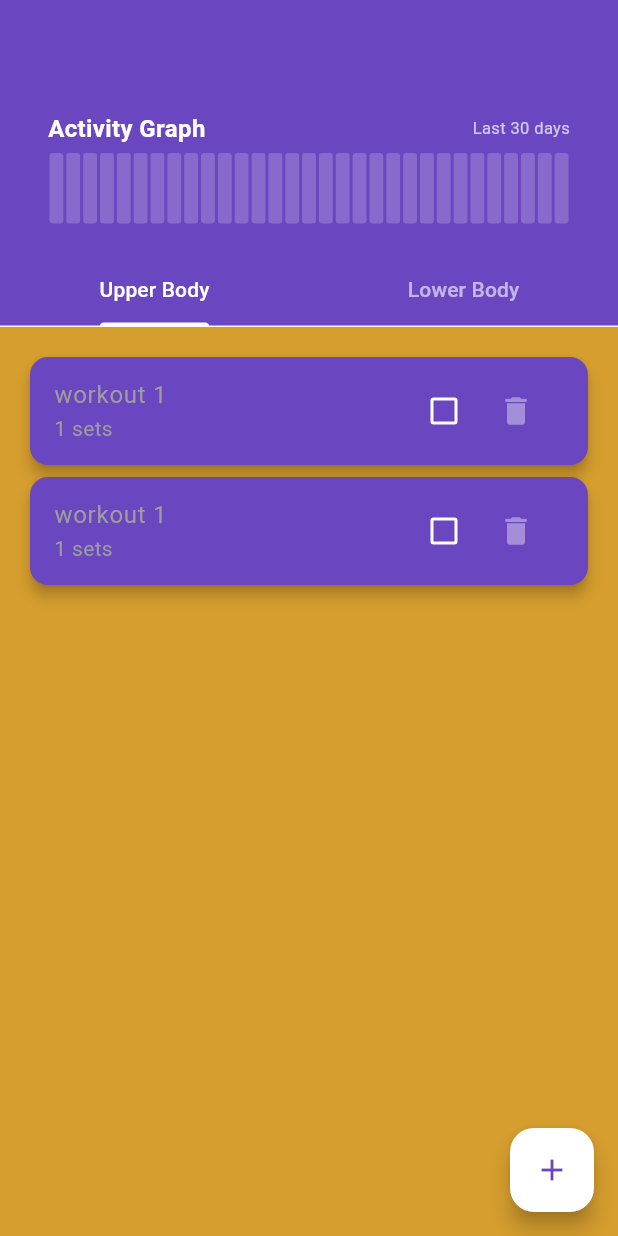
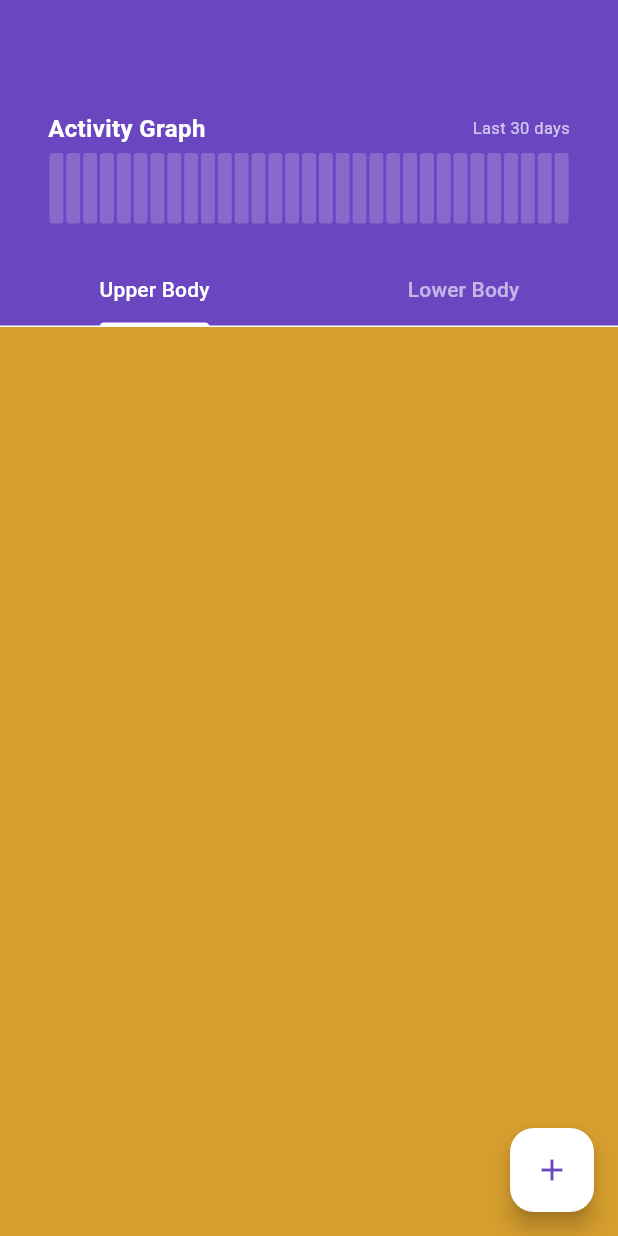
Before and after one commit to do5-5anto5/fitcker, a Flutter app: the WorkoutListScreen screen opened directly, on a phone screen of 412 x 824 dp. Run offline on Flutter 3.47's test engine with Material 3 defaults, Android fonts, the light colour scheme and no system bars; our stand-ins replace flutter_hooks, flutter_riverpod, freezed_annotation, hooks_riverpod, introduction_screen, riverpod_annotation and 1 more; accounts and stored records are empty; generated files the repository leaves out were written again.

Commit message:
feat: consuming state at WorkoutList widget - convert it to a Consumer watching workoutNotifierProvider - list the workouts - give feedback for empty list - allow the wiget to trigger toggleWorkoutStatus() and removeWorkout()

```diff
--- a/lib/screens/workout_list_screen.dart
+++ b/lib/screens/workout_list_screen.dart
@@ -1,4 +1,6 @@
+import 'package:fitcker/providers/workout/workout_provider.dart';
 import 'package:flutter/material.dart';
+import 'package:flutter_riverpod/flutter_riverpod.dart';
 import '../enums/workout_type.dart';
 import '../widgets/workout_calendar_graph.dart';
 import '../widgets/workout_form_dialog.dart';
@@ -7,9 +9,7 @@ class WorkoutListScreen extends StatelessWidget {
   const WorkoutListScreen({super.key});
 
   @override
-  Widget build(
-    BuildContext context,
-  ) {
+  Widget build(BuildContext context) {
     return DefaultTabController(
       length: 2,
       child: Scaffold(
@@ -57,37 +57,61 @@ class WorkoutListScreen extends StatelessWidget {
   }
 }
 
-class _WorkoutList extends StatelessWidget {
+class _WorkoutList extends ConsumerWidget {
   final WorkoutType type;
 
   const _WorkoutList({required this.type});
 
   @override
-  Widget build(BuildContext context) {
+  Widget build(BuildContext context, ref) {
+    final unfilteredWorkouts = ref.watch(workoutNotifierProvider);
+    final workouts = unfilteredWorkouts
+        .where((workout) => workout.type == type)
+        .toList();
+
     return ListView.builder(
       padding: const EdgeInsets.all(16),
-      itemCount: 2,
+      itemCount: workouts.length,
       itemBuilder: (context, index) {
+        final workout = workouts[index];
+        if (workouts.isEmpty) {
+          return Center(child: Text('No workouts data'));
+        }
         return Card(
           child: ListTile(
             enabled: false,
-            title: const Text(
-              "workout 1",
+            title: Text(
+              workout.name,
               style: TextStyle(
-                color: Colors.grey,
+                color: workout.isCompleted ? Colors.grey : Colors.white,
+                decoration: workout.isCompleted
+                    ? TextDecoration.lineThrough
+                    : TextDecoration.none,
               ),
             ),
-            subtitle: const Text(
-              '1 sets',
-              style: TextStyle(
-                color: Colors.grey,
-              ),
+            subtitle: Text(
+              '${workout.sets} sets of ${workout.reps} reps',
+              style: TextStyle(color: Colors.grey),
             ),
             trailing: Row(
               mainAxisSize: MainAxisSize.min,
               children: [
-                Checkbox(value: false, onChanged: (_) {}),
-                IconButton(icon: const Icon(Icons.delete), onPressed: () {}),
+                Checkbox(
+                  value: workout.isCompleted,
+                  onChanged: (_) {
+                    ref
+                        .read(workoutNotifierProvider.notifier)
+                        .toggleWorkoutStatus(workout.id);
+                  },
+                ),
+                IconButton(
+                  icon: const Icon(Icons.delete),
+                  onPressed: () {
+                    ref
+                        .read(workoutNotifierProvider.notifier)
+                        .removeWorkout(workout.id);
+                  },
+                ),
               ],
             ),
           ),
```
